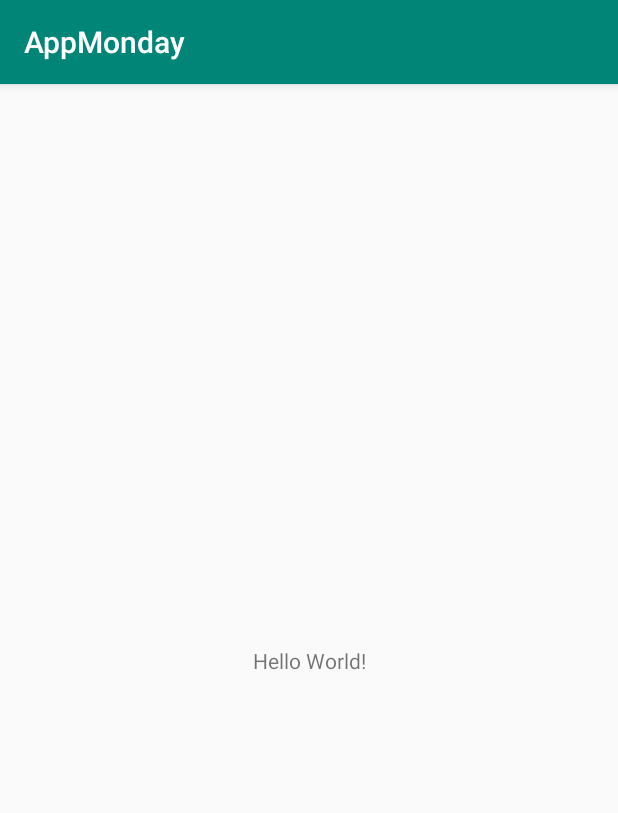
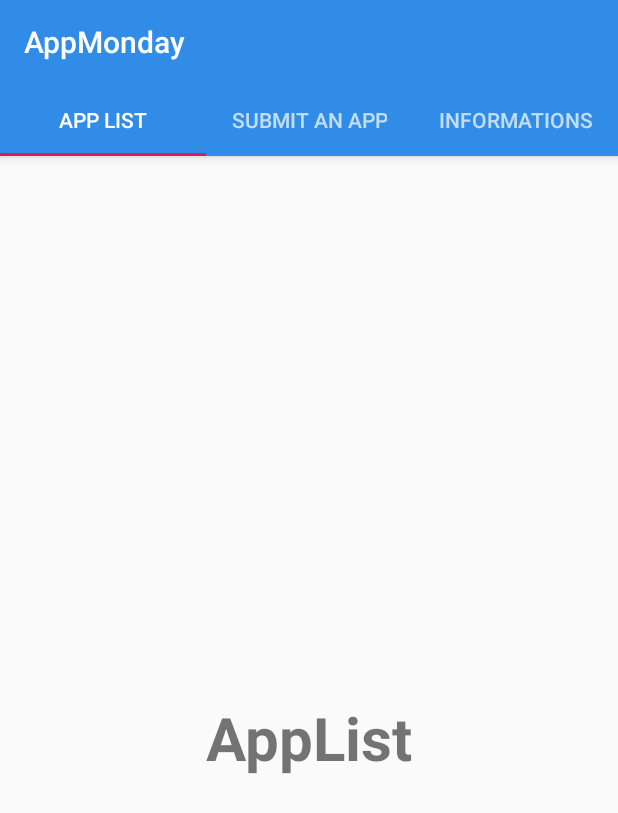
Before and after one commit to NathanFallet/AppMonday-Android, an Android app: the screen it shows after launch (MainActivity), on a phone screen of 412 x 824 dp. Shown: the top 813 px of the screen. Run offline under Robolectric (Android 15) with nearby library versions, the phone set to English and light mode, and no system bars.

Commit message:
Adding tabs

```diff
--- a/app/build.gradle
+++ b/app/build.gradle
@@ -21,6 +21,7 @@ android {
 dependencies {
     implementation fileTree(dir: 'libs', include: ['*.jar'])
     implementation 'com.android.support:appcompat-v7:28.0.0'
+    implementation 'com.android.support:design:27.1.0'
     implementation 'com.android.support.constraint:constraint-layout:1.1.3'
     testImplementation 'junit:junit:4.12'
     androidTestImplementation 'com.android.support.test:runner:1.0.2'
--- /dev/null
+++ b/app/src/main/java/me/nathanfallet/appmonday/AddFragment.java
@@ -0,0 +1,26 @@
+package me.nathanfallet.appmonday;
+
+import android.os.Bundle;
+import android.support.v4.app.Fragment;
+import android.view.LayoutInflater;
+import android.view.View;
+import android.view.ViewGroup;
+
+public class AddFragment extends Fragment {
+
+    public AddFragment() {
+
+    }
+
+    @Override
+    public void onCreate(Bundle savedInstanceState) {
+        super.onCreate(savedInstanceState);
+    }
+
+    @Override
+    public View onCreateView(LayoutInflater inflater, ViewGroup container,
+                             Bundle savedInstanceState) {
+        return inflater.inflate(R.layout.fragment_add, container, false);
+    }
+
+}
--- /dev/null
+++ b/app/src/main/java/me/nathanfallet/appmonday/AppListFragment.java
@@ -0,0 +1,26 @@
+package me.nathanfallet.appmonday;
+
+import android.os.Bundle;
+import android.support.v4.app.Fragment;
+import android.view.LayoutInflater;
+import android.view.View;
+import android.view.ViewGroup;
+
+public class AppListFragment extends Fragment {
+
+    public AppListFragment() {
+
+    }
+
+    @Override
+    public void onCreate(Bundle savedInstanceState) {
+        super.onCreate(savedInstanceState);
+    }
+
+    @Override
+    public View onCreateView(LayoutInflater inflater, ViewGroup container,
+                             Bundle savedInstanceState) {
+        return inflater.inflate(R.layout.fragment_app_list, container, false);
+    }
+
+}
--- /dev/null
+++ b/app/src/main/java/me/nathanfallet/appmonday/InfosFragment.java
@@ -0,0 +1,26 @@
+package me.nathanfallet.appmonday;
+
+import android.os.Bundle;
+import android.support.v4.app.Fragment;
+import android.view.LayoutInflater;
+import android.view.View;
+import android.view.ViewGroup;
+
+public class InfosFragment extends Fragment {
+
+    public InfosFragment() {
+
+    }
+
+    @Override
+    public void onCreate(Bundle savedInstanceState) {
+        super.onCreate(savedInstanceState);
+    }
+
+    @Override
+    public View onCreateView(LayoutInflater inflater, ViewGroup container,
+                             Bundle savedInstanceState) {
+        return inflater.inflate(R.layout.fragment_infos, container, false);
+    }
+
+}
--- a/app/src/main/java/me/nathanfallet/appmonday/MainActivity.java
+++ b/app/src/main/java/me/nathanfallet/appmonday/MainActivity.java
@@ -1,13 +1,72 @@
 package me.nathanfallet.appmonday;
 
+import android.os.Bundle;
+import android.support.design.widget.TabLayout;
+import android.support.v4.app.Fragment;
+import android.support.v4.app.FragmentManager;
+import android.support.v4.app.FragmentPagerAdapter;
+import android.support.v4.view.ViewPager;
 import android.support.v7.app.AppCompatActivity;
-import android.os.Bundle;
+import android.support.v7.widget.Toolbar;
+
+import java.util.ArrayList;
+import java.util.List;
 
 public class MainActivity extends AppCompatActivity {
+
+    private Toolbar toolbar;
+    private TabLayout tabLayout;
+    private ViewPager viewPager;
 
     @Override
     protected void onCreate(Bundle savedInstanceState) {
         super.onCreate(savedInstanceState);
         setContentView(R.layout.activity_main);
+
+        toolbar = (Toolbar) findViewById(R.id.toolbar);
+        setSupportActionBar(toolbar);
+
+        viewPager = (ViewPager) findViewById(R.id.viewpager);
+        setupViewPager(viewPager);
+
+        tabLayout = (TabLayout) findViewById(R.id.tabs);
+        tabLayout.setupWithViewPager(viewPager);
+    }
+
+    private void setupViewPager(ViewPager viewPager) {
+        ViewPagerAdapter adapter = new ViewPagerAdapter(getSupportFragmentManager());
+        adapter.addFragment(new AppListFragment(), "App List");
+        adapter.addFragment(new AddFragment(), "Submit an app");
+        adapter.addFragment(new InfosFragment(), "Informations");
+        viewPager.setAdapter(adapter);
+    }
+
+    class ViewPagerAdapter extends FragmentPagerAdapter {
+        private final List<Fragment> mFragmentList = new ArrayList<>();
+        private final List<String> mFragmentTitleList = new ArrayList<>();
+
+        public ViewPagerAdapter(FragmentManager manager) {
+            super(manager);
+        }
+
+        @Override
+        public Fragment getItem(int position) {
+            return mFragmentList.get(position);
+        }
+
+        @Override
+        public int getCount() {
+            return mFragmentList.size();
+        }
+
+        public void addFragment(Fragment fragment, String title) {
+            mFragmentList.add(fragment);
+            mFragmentTitleList.add(title);
+        }
+
+        @Override
+        public CharSequence getPageTitle(int position) {
+            return mFragmentTitleList.get(position);
+        }
     }
 }
--- a/app/src/main/res/layout/activity_main.xml
+++ b/app/src/main/res/layout/activity_main.xml
@@ -1,18 +1,32 @@
-<?xml version="1.0" encoding="utf-8"?>
-<android.support.constraint.ConstraintLayout xmlns:android="http://schemas.android.com/apk/res/android"
+<android.support.design.widget.CoordinatorLayout xmlns:android="http://schemas.android.com/apk/res/android"
     xmlns:app="http://schemas.android.com/apk/res-auto"
-    xmlns:tools="http://schemas.android.com/tools"
     android:layout_width="match_parent"
-    android:layout_height="match_parent"
-    tools:context=".MainActivity">
+    android:layout_height="match_parent">
 
-    <TextView
-        android:layout_width="wrap_content"
+    <android.support.design.widget.AppBarLayout
+        android:layout_width="match_parent"
         android:layout_height="wrap_content"
-        android:text="Hello World!"
-        app:layout_constraintBottom_toBottomOf="parent"
-        app:layout_constraintLeft_toLeftOf="parent"
-        app:layout_constraintRight_toRightOf="parent"
-        app:layout_constraintTop_toTopOf="parent" />
+        android:theme="@style/ThemeOverlay.AppCompat.Dark.ActionBar">
 
-</android.support.constraint.ConstraintLayout>
+        <android.support.v7.widget.Toolbar
+            android:id="@+id/toolbar"
+            android:layout_width="match_parent"
+            android:layout_height="?attr/actionBarSize"
+            android:background="?attr/colorPrimary"
+            app:layout_scrollFlags="scroll|enterAlways"
+            app:popupTheme="@style/ThemeOverlay.AppCompat.Light" />
+
+        <android.support.design.widget.TabLayout
+            android:id="@+id/tabs"
+            android:layout_width="match_parent"
+            android:layout_height="wrap_content"
+            app:tabMode="fixed"
+            app:tabGravity="fill"/>
+    </android.support.design.widget.AppBarLayout>
+
+    <android.support.v4.view.ViewPager
+        android:id="@+id/viewpager"
+        android:layout_width="match_parent"
+        android:layout_height="match_parent"
+        app:layout_behavior="@string/appbar_scrolling_view_behavior"  />
+</android.support.design.widget.CoordinatorLayout>
--- /dev/null
+++ b/app/src/main/res/layout/fragment_add.xml
@@ -0,0 +1,15 @@
+<RelativeLayout xmlns:android="http://schemas.android.com/apk/res/android"
+    xmlns:tools="http://schemas.android.com/tools"
+    android:layout_width="match_parent"
+    android:layout_height="match_parent"
+    tools:context="me.nathanfallet.appmonday.AddFragment">
+
+    <TextView
+        android:layout_width="wrap_content"
+        android:layout_height="wrap_content"
+        android:text="Submit an app"
+        android:textSize="40dp"
+        android:textStyle="bold"
+        android:layout_centerInParent="true"/>
+
+</RelativeLayout>
--- /dev/null
+++ b/app/src/main/res/layout/fragment_app_list.xml
@@ -0,0 +1,15 @@
+<RelativeLayout xmlns:android="http://schemas.android.com/apk/res/android"
+    xmlns:tools="http://schemas.android.com/tools"
+    android:layout_width="match_parent"
+    android:layout_height="match_parent"
+    tools:context="me.nathanfallet.appmonday.AppListFragment">
+
+    <TextView
+        android:layout_width="wrap_content"
+        android:layout_height="wrap_content"
+        android:text="AppList"
+        android:textSize="40dp"
+        android:textStyle="bold"
+        android:layout_centerInParent="true"/>
+
+</RelativeLayout>
--- /dev/null
+++ b/app/src/main/res/layout/fragment_infos.xml
@@ -0,0 +1,15 @@
+<RelativeLayout xmlns:android="http://schemas.android.com/apk/res/android"
+    xmlns:tools="http://schemas.android.com/tools"
+    android:layout_width="match_parent"
+    android:layout_height="match_parent"
+    tools:context="me.nathanfallet.appmonday.InfosFragment">
+
+    <TextView
+        android:layout_width="wrap_content"
+        android:layout_height="wrap_content"
+        android:text="Infos"
+        android:textSize="40dp"
+        android:textStyle="bold"
+        android:layout_centerInParent="true"/>
+
+</RelativeLayout>
--- /dev/null
+++ b/app/src/main/res/values-v21/styles.xml
@@ -0,0 +1,12 @@
+<?xml version="1.0" encoding="utf-8"?>
+<resources>
+
+    <style name="AppTheme" parent="AppTheme.Base">
+        <item name="android:windowContentTransitions">true</item>
+        <item name="android:windowAllowEnterTransitionOverlap">true</item>
+        <item name="android:windowAllowReturnTransitionOverlap">true</item>
+        <item name="android:windowSharedElementEnterTransition">@android:transition/move</item>
+        <item name="android:windowSharedElementExitTransition">@android:transition/move</item>
+    </style>
+
+</resources>
--- a/app/src/main/res/values/colors.xml
+++ b/app/src/main/res/values/colors.xml
@@ -1,6 +1,6 @@
 <?xml version="1.0" encoding="utf-8"?>
 <resources>
-    <color name="colorPrimary">#008577</color>
-    <color name="colorPrimaryDark">#00574B</color>
+    <color name="colorPrimary">#318CE7</color>
+    <color name="colorPrimaryDark">#003366</color>
     <color name="colorAccent">#D81B60</color>
 </resources>
--- a/app/src/main/res/values/styles.xml
+++ b/app/src/main/res/values/styles.xml
@@ -1,11 +1,17 @@
 <resources>
 
     <!-- Base application theme. -->
-    <style name="AppTheme" parent="Theme.AppCompat.Light.DarkActionBar">
+    <style name="AppTheme.Base" parent="Theme.AppCompat.Light.DarkActionBar">
         <!-- Customize your theme here. -->
         <item name="colorPrimary">@color/colorPrimary</item>
         <item name="colorPrimaryDark">@color/colorPrimaryDark</item>
         <item name="colorAccent">@color/colorAccent</item>
+        <item name="windowNoTitle">true</item>
+        <item name="windowActionBar">false</item>
+    </style>
+
+    <style name="AppTheme" parent="AppTheme.Base">
+
     </style>
 
 </resources>
```
